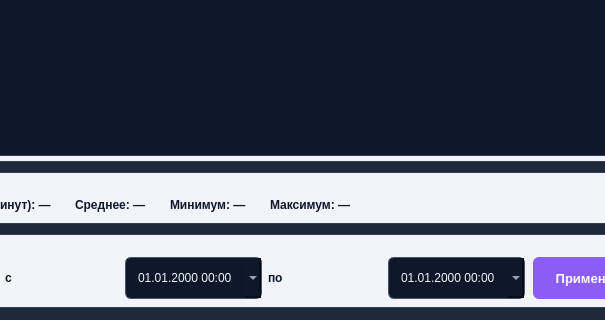
Before: the Qt Designer form View/mainwindow.ui in Fobos5892/SystemMonitoring, drawn with Qt 5; both pictures show x 186 to 791 and y 380 to 700 of the 1218 by 700 pixel window.
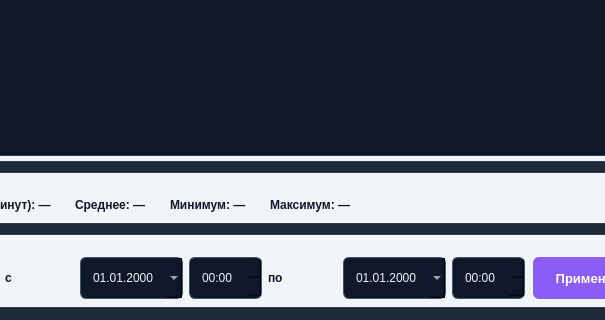
After: the same form once the commit is applied. The open tabs and pages were chosen to show the change.

What changed in the file:
```diff
--- a/View/mainwindow.ui
+++ b/View/mainwindow.ui
@@ -396,9 +396,14 @@
             </widget>
            </item>
            <item>
-            <widget class="QDateTimeEdit" name="filterDateFrom">
+            <widget class="QDateEdit" name="filterDateFrom">
              <property name="calendarPopup"><bool>true</bool></property>
-             <property name="displayFormat"><string>dd.MM.yyyy HH:mm</string></property>
+             <property name="displayFormat"><string>dd.MM.yyyy</string></property>
+            </widget>
+           </item>
+           <item>
+            <widget class="QTimeEdit" name="filterTimeFrom">
+             <property name="displayFormat"><string>HH:mm</string></property>
             </widget>
            </item>
            <item>
@@ -407,9 +412,14 @@
             </widget>
            </item>
            <item>
-            <widget class="QDateTimeEdit" name="filterDateTo">
+            <widget class="QDateEdit" name="filterDateTo">
              <property name="calendarPopup"><bool>true</bool></property>
-             <property name="displayFormat"><string>dd.MM.yyyy HH:mm</string></property>
+             <property name="displayFormat"><string>dd.MM.yyyy</string></property>
+            </widget>
+           </item>
+           <item>
+            <widget class="QTimeEdit" name="filterTimeTo">
+             <property name="displayFormat"><string>HH:mm</string></property>
             </widget>
            </item>
           </layout>
```
